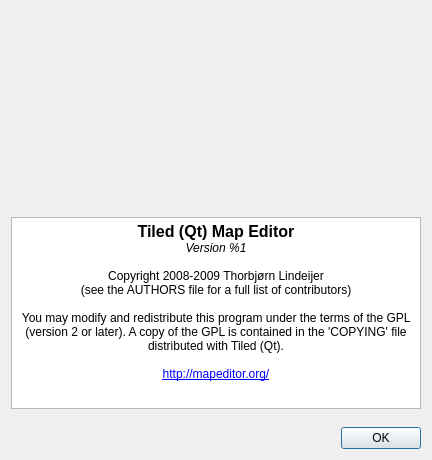
Above: src/aboutdialog.ui from mapeditor/tiled before the change. Below: the same form after it.
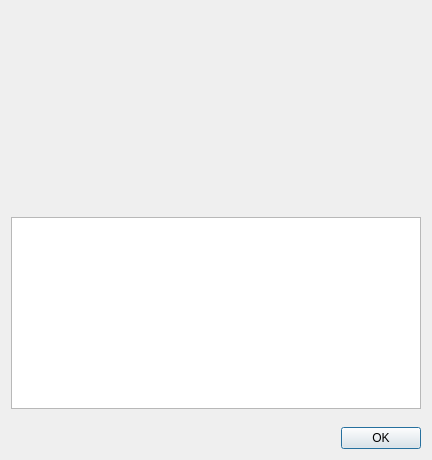
That is the form after the change. Icons and pictures are not drawn.

Commit message:
Updated NEWS file and increased version to 0.5.0
Also simplified the HTML used in the About Dialog so that it is less
daunting for translators and doesn't contain hardcoded font sizes and
families.

Patch:
```diff
--- a/src/aboutdialog.ui
+++ b/src/aboutdialog.ui
@@ -65,21 +65,6 @@
    </item>
    <item>
     <widget class="QTextBrowser" name="textBrowser">
-     <property name="html">
-      <string>&lt;!DOCTYPE HTML PUBLIC &quot;-//W3C//DTD HTML 4.0//EN&quot; &quot;http://www.w3.org/TR/REC-html40/strict.dtd&quot;&gt;
-&lt;html&gt;&lt;head&gt;&lt;meta name=&quot;qrichtext&quot; content=&quot;1&quot; /&gt;&lt;style type=&quot;text/css&quot;&gt;
-p, li { white-space: pre-wrap; }
-&lt;/style&gt;&lt;/head&gt;&lt;body style=&quot; font-family:'Sans'; font-size:8pt; font-weight:400; font-style:normal;&quot;&gt;
-&lt;p align=&quot;center&quot; style=&quot; margin-top:0px; margin-bottom:0px; margin-left:0px; margin-right:0px; -qt-block-indent:0; text-indent:0px;&quot;&gt;&lt;span style=&quot; font-family:'DejaVu Sans'; font-size:12pt; font-weight:600;&quot;&gt;Tiled (Qt) Map Editor&lt;/span&gt;&lt;/p&gt;
-&lt;p align=&quot;center&quot; style=&quot; margin-top:0px; margin-bottom:0px; margin-left:0px; margin-right:0px; -qt-block-indent:0; text-indent:0px;&quot;&gt;&lt;span style=&quot; font-family:'DejaVu Sans'; font-size:9pt; font-style:italic;&quot;&gt;Version %1&lt;/span&gt;&lt;/p&gt;
-&lt;p align=&quot;center&quot; style=&quot;-qt-paragraph-type:empty; margin-top:0px; margin-bottom:0px; margin-left:0px; margin-right:0px; -qt-block-indent:0; text-indent:0px; font-family:'DejaVu Sans'; font-size:9pt;&quot;&gt;&lt;/p&gt;
-&lt;p align=&quot;center&quot; style=&quot; margin-top:0px; margin-bottom:0px; margin-left:0px; margin-right:0px; -qt-block-indent:0; text-indent:0px;&quot;&gt;&lt;span style=&quot; font-family:'DejaVu Sans'; font-size:9pt;&quot;&gt;Copyright 2008-2009 Thorbjørn Lindeijer&lt;/span&gt;&lt;/p&gt;
-&lt;p align=&quot;center&quot; style=&quot; margin-top:0px; margin-bottom:0px; margin-left:0px; margin-right:0px; -qt-block-indent:0; text-indent:0px;&quot;&gt;&lt;span style=&quot; font-family:'DejaVu Sans'; font-size:9pt;&quot;&gt;(see the AUTHORS file for a full list of contributors)&lt;/span&gt;&lt;/p&gt;
-&lt;p align=&quot;center&quot; style=&quot;-qt-paragraph-type:empty; margin-top:0px; margin-bottom:0px; margin-left:0px; margin-right:0px; -qt-block-indent:0; text-indent:0px; font-family:'DejaVu Sans'; font-size:9pt;&quot;&gt;&lt;/p&gt;
-&lt;p align=&quot;center&quot; style=&quot; margin-top:0px; margin-bottom:0px; margin-left:0px; margin-right:0px; -qt-block-indent:0; text-indent:0px;&quot;&gt;&lt;span style=&quot; font-family:'DejaVu Sans'; font-size:9pt;&quot;&gt;You may modify and redistribute this program under the terms of the GPL (version 2 or later). A copy of the GPL is contained in the 'COPYING' file distributed with Tiled (Qt).&lt;/span&gt;&lt;/p&gt;
-&lt;p align=&quot;center&quot; style=&quot;-qt-paragraph-type:empty; margin-top:0px; margin-bottom:0px; margin-left:0px; margin-right:0px; -qt-block-indent:0; text-indent:0px; font-family:'DejaVu Sans'; font-size:9pt;&quot;&gt;&lt;/p&gt;
-&lt;p align=&quot;center&quot; style=&quot; margin-top:0px; margin-bottom:0px; margin-left:0px; margin-right:0px; -qt-block-indent:0; text-indent:0px;&quot;&gt;&lt;a href=&quot;http://mapeditor.org/&quot;&gt;&lt;span style=&quot; font-size:9pt; text-decoration: underline; color:#0000ff;&quot;&gt;http://mapeditor.org/&lt;/span&gt;&lt;/a&gt;&lt;/p&gt;&lt;/body&gt;&lt;/html&gt;</string>
-     </property>
      <property name="openExternalLinks">
       <bool>true</bool>
      </property>
```
The commit also changes 4 other files.
